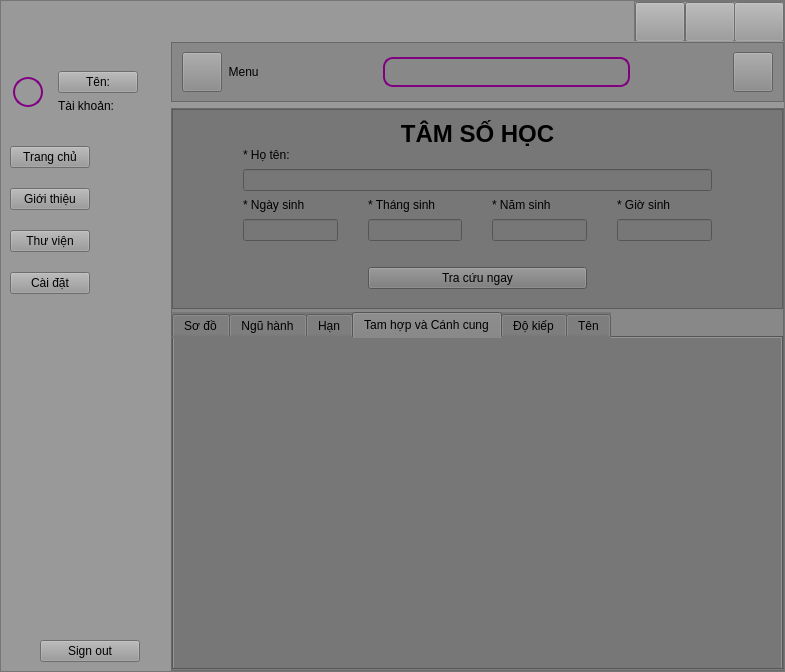
sondayyyy/TamSoHocProject, file ui/main_ui/main_menu.ui: the form before one commit.
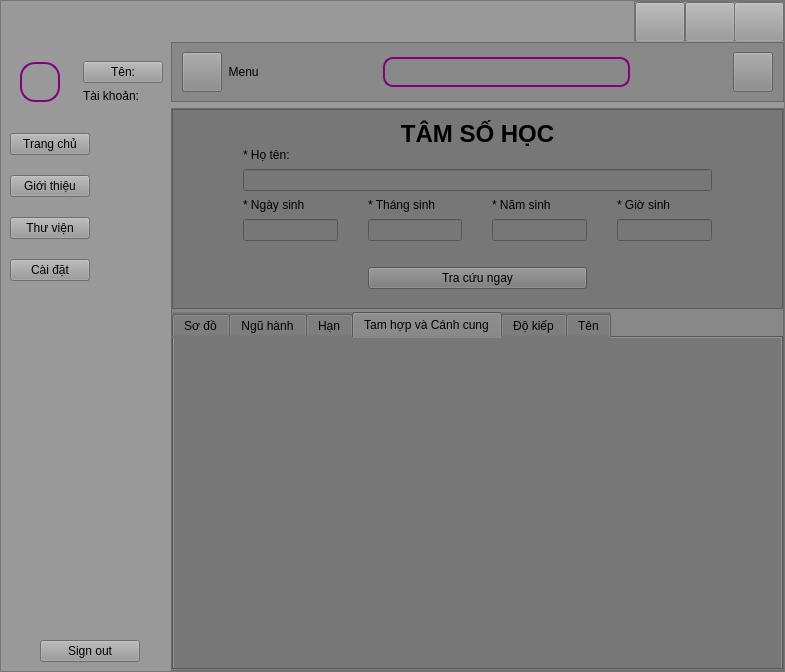
The form after the commit. Icons and pictures are not drawn.

```diff
--- a/ui/main_ui/main_menu.ui
+++ b/ui/main_ui/main_menu.ui
@@ -276,26 +276,44 @@
                  <number>3</number>
                 </property>
                 <property name="topMargin">
-                 <number>10</number>
+                 <number>0</number>
                 </property>
                 <property name="rightMargin">
                  <number>3</number>
                 </property>
                 <property name="bottomMargin">
-                 <number>3</number>
+                 <number>0</number>
+                </property>
+                <item>
+                 <widget class="QWidget" name="widget" native="true">
+                  <layout class="QHBoxLayout" name="horizontalLayout_10">
+                   <property name="spacing">
+                    <number>0</number>
+                   </property>
+                   <property name="leftMargin">
+                    <number>0</number>
+                   </property>
+                   <property name="topMargin">
+                    <number>0</number>
+                   </property>
+                   <property name="rightMargin">
+                    <number>0</number>
+                   </property>
+                   <property name="bottomMargin">
+                    <number>0</number>
                 </property>
                 <item>
                  <widget class="QPushButton" name="left_indi_user_image">
                   <property name="minimumSize">
                    <size>
-                    <width>30</width>
-                    <height>30</height>
+                       <width>40</width>
+                       <height>40</height>
                    </size>
                   </property>
                   <property name="maximumSize">
                    <size>
-                    <width>30</width>
-                    <height>30</height>
+                       <width>40</width>
+                       <height>40</height>
                    </size>
                   </property>
                   <property name="styleSheet">
@@ -309,6 +327,15 @@
                   <property name="text">
                    <string/>
                   </property>
+                     <property name="iconSize">
+                      <size>
+                       <width>35</width>
+                       <height>35</height>
+                      </size>
+                     </property>
+                    </widget>
+                   </item>
+                  </layout>
                  </widget>
                 </item>
                 <item>
```
Lines whose indentation alone changed are shown as unchanged.
